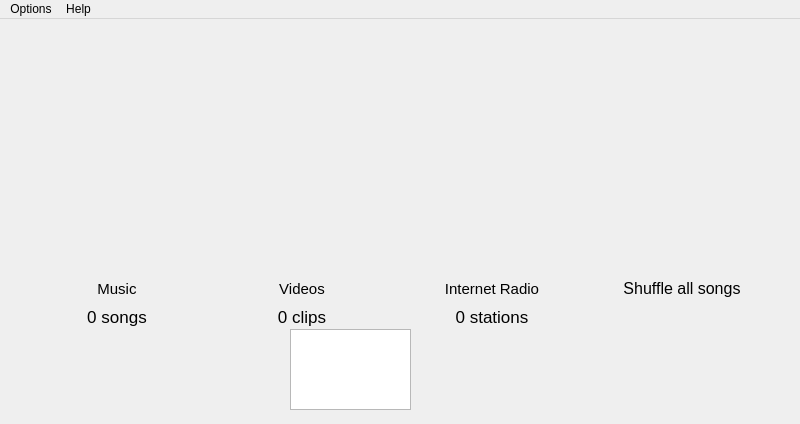
The window that mainwindow.ui (gidzzz/openmediaplayer) describes before a commit, drawn with Qt 5.
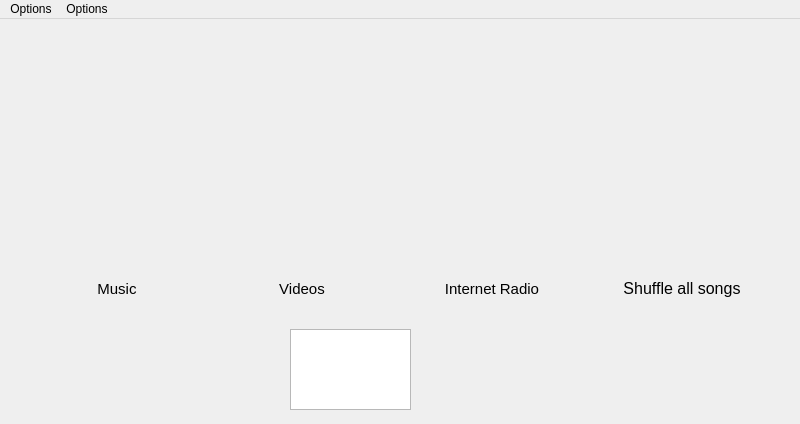
The same window after the commit. Icons and pictures are not drawn. Custom widgets are drawn as their Qt base class.

```diff
--- a/mainwindow.ui
+++ b/mainwindow.ui
@@ -350,9 +350,6 @@
     <property name="layoutDirection">
      <enum>Qt::LeftToRight</enum>
     </property>
-    <property name="text">
-     <string>0 songs</string>
-    </property>
     <property name="alignment">
      <set>Qt::AlignCenter</set>
     </property>
@@ -371,9 +368,6 @@
       <pointsize>13</pointsize>
      </font>
     </property>
-    <property name="text">
-     <string>0 clips</string>
-    </property>
     <property name="alignment">
      <set>Qt::AlignCenter</set>
     </property>
@@ -392,9 +386,6 @@
       <pointsize>13</pointsize>
      </font>
     </property>
-    <property name="text">
-     <string>0 stations</string>
-    </property>
     <property name="alignment">
      <set>Qt::AlignCenter</set>
     </property>
@@ -421,7 +412,7 @@
    </property>
    <widget class="QMenu" name="menuHelp">
     <property name="title">
-     <string>Help</string>
+     <string>Options</string>
     </property>
     <addaction name="actionAbout"/>
     <addaction name="actionAbout_Qt"/>
```
Left out of the diff: 8 changed lines with no effect on the pictures.
